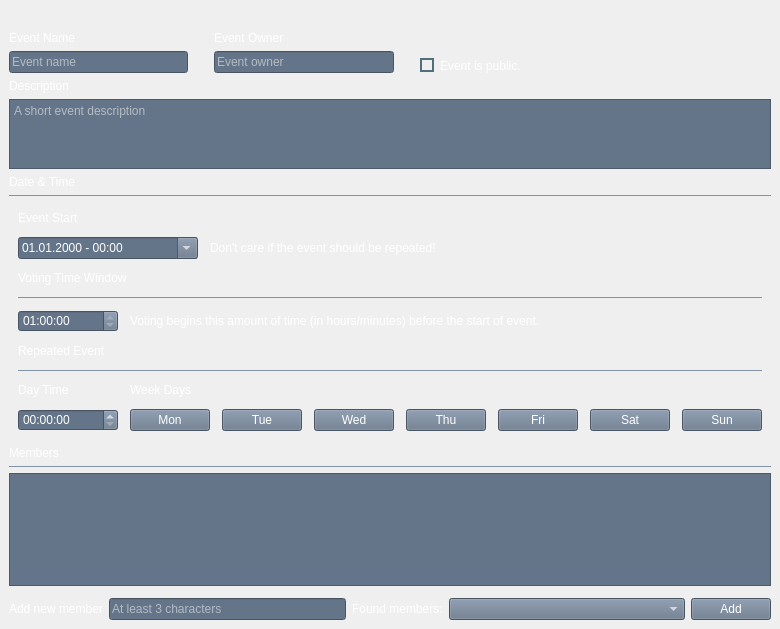
Qt form src/app/gui/forms/widgeteventsettings.ui (botorabi/Meet4Eat-Desktop) before a commit.
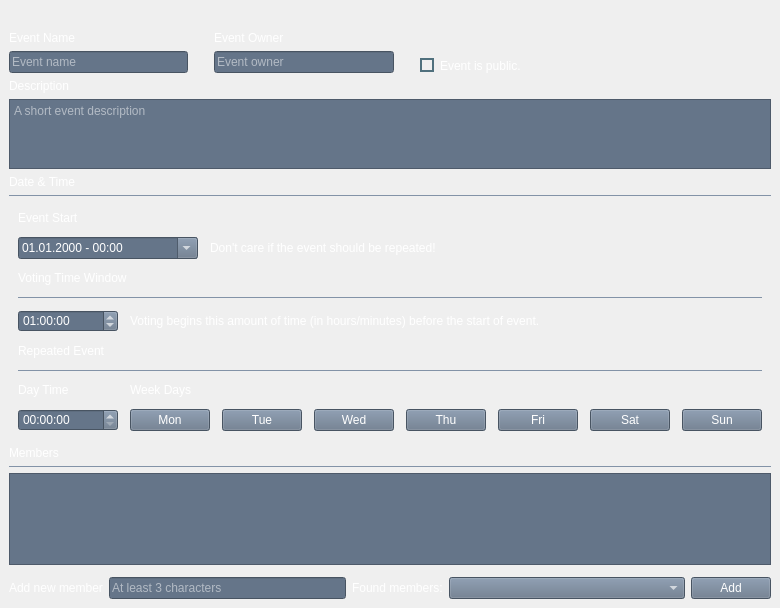
The same form after that commit. Icons and pictures are not drawn.

Patch:
```diff
--- a/src/app/gui/forms/widgeteventsettings.ui
+++ b/src/app/gui/forms/widgeteventsettings.ui
@@ -6,8 +6,8 @@
    <rect>
     <x>0</x>
     <y>0</y>
-    <width>754</width>
-    <height>629</height>
+    <width>719</width>
+    <height>608</height>
    </rect>
   </property>
   <property name="windowTitle">
@@ -507,9 +507,6 @@
                    <height>16777215</height>
                   </size>
                  </property>
-                 <property name="readOnly">
-                  <bool>true</bool>
-                 </property>
                  <property name="dateTime">
                   <datetime>
                    <hour>1</hour>
```
